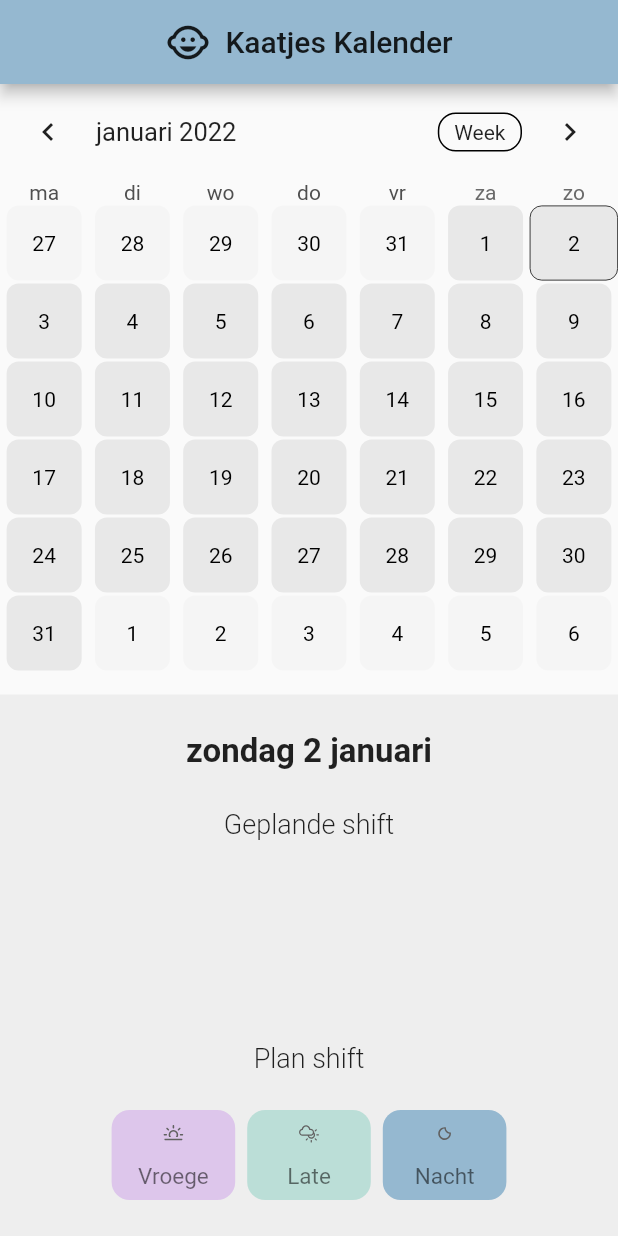
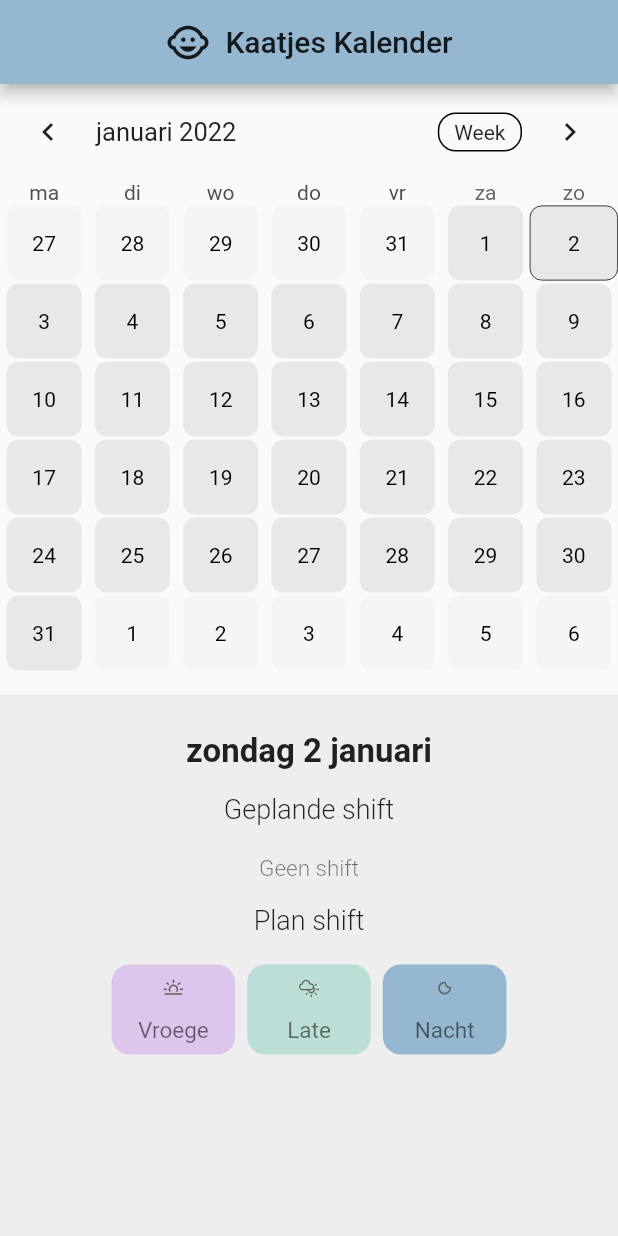
Before and after one commit to TNelen/shift-tracker, a Flutter app: the screen it shows after launch, on a phone screen of 412 x 824 dp. Run offline on Flutter 3.47's test engine with Material 2 defaults, Android fonts, the phone set to English and light mode, and no system bars; drawn by our look-alikes of table_calendar; our stand-ins replace shared_preferences, weather_icons.

Commit message:
added future builder and enhanced layout

```diff
--- a/shifts/lib/main.dart
+++ b/shifts/lib/main.dart
@@ -44,22 +44,20 @@ class _MyHomePageState extends State<MyHomePage> {
   Eventloader eventLoader = Eventloader();
   late final ValueNotifier<List<Event>> _selectedEvents;
 
+  late Future<bool> isEventloaderInitialized;
+
   List<Event> _getEventsForDay(DateTime day) {
     return eventLoader.loadEventForDay(day);
   }
 
-  void loadAllEvents() async {
-    eventLoader.init();
-    eventLoader.loadAllEvents();
-    setState(() {});
-  }
-
   @override
   void initState() {
+    super.initState();
+
     _selectedEvents = ValueNotifier(_getEventsForDay(_focusedDay));
     initializeDateFormatting('nl_BE', null);
-    loadAllEvents();
-    super.initState();
+
+    isEventloaderInitialized = eventLoader.init();
   }
 
   @override
@@ -99,7 +97,12 @@ class _MyHomePageState extends State<MyHomePage> {
                 ),
               ],
             )),
-      body: Column(children: [
+        body: FutureBuilder<bool>(
+            future: isEventloaderInitialized,
+            builder: (BuildContext context, AsyncSnapshot<bool> snapshot) {
+              if (snapshot.connectionState == ConnectionState.done &&
+                  snapshot.hasData) {
+                return Column(children: [
                   TableCalendar(
                     locale: 'nl_BE',
                     firstDay: kFirstDay,
@@ -157,7 +160,8 @@ class _MyHomePageState extends State<MyHomePage> {
                             height: 50,
                             decoration: BoxDecoration(
                                 borderRadius: BorderRadius.circular(8.0),
-                      border: Border.all(width: 0.5, color: Colors.black),
+                                border:
+                                    Border.all(width: 0.5, color: Colors.black),
                                 color: Colors.grey.withOpacity(0.2)),
                             child: Center(
                               child: Text(
@@ -243,12 +247,14 @@ class _MyHomePageState extends State<MyHomePage> {
                   Expanded(
                       child: Container(
                     color: Colors.grey.shade200,
-          child: Column(
+                    child: ListView(
+                      shrinkWrap: true,
                       children: [
                         SizedBox(
                           height: 25,
                         ),
-              _selectedDay != null
+                        Center(
+                          child: _selectedDay != null
                               ? Text(
                                   DateFormat.MMMMEEEEd("nl_BE")
 
@@ -269,55 +275,66 @@ class _MyHomePageState extends State<MyHomePage> {
                                       fontSize: 22,
                                       fontWeight: FontWeight.w600),
                                 ),
+                        ),
                         SizedBox(
-                height: 25,
+                          height: 15,
                         ),
-              Text(
+                        Center(
+                          child: Text(
                             "Geplande shift",
                             style: TextStyle(
                                 color: Colors.black87,
                                 fontSize: 18,
                                 fontWeight: FontWeight.w300),
                           ),
+                        ),
                         SizedBox(
                           height: 20,
                         ),
-              Container(
-                height: 100,
+                        Center(
                           child: ValueListenableBuilder<List<Event>>(
                             valueListenable: _selectedEvents,
                             builder: (context, events, _) {
-                    return ListView.builder(
-                      itemCount: events.length,
-                      itemBuilder: (context, index) {
-                        ShiftType type = events[index].shift;
-                        return ShiftEvent(type);
-                      },
+                              if (events.length != 0) {
+                                return ShiftEvent(events[0].shift);
+                              } else {
+                                return Text(
+                                  "Geen shift",
+                                  style: TextStyle(
+                                      color: Colors.black54,
+                                      fontSize: 15,
+                                      fontWeight: FontWeight.w300),
                                 );
+                              }
                             },
                           ),
                         ),
                         SizedBox(
                           height: 15,
                         ),
-              Text(
+                        Center(
+                          child: Text(
                             "Plan shift",
                             style: TextStyle(
                                 color: Colors.black87,
                                 fontSize: 18,
                                 fontWeight: FontWeight.w300),
                           ),
+                        ),
                         SizedBox(
-                height: 20,
+                          height: 15,
                         ),
-              Row(
+                        Center(
+                          child: Row(
                             mainAxisAlignment: MainAxisAlignment.center,
                             children: [
                               InkWell(
                                 onTap: () {
                                   eventLoader.addEvent(
-                          _selectedDay ?? _focusedDay, ShiftType.VROEGE);
-                      _selectedEvents.value = _getEventsForDay(_focusedDay);
+                                      _selectedDay ?? _focusedDay,
+                                      ShiftType.VROEGE);
+                                  _selectedEvents.value =
+                                      _getEventsForDay(_focusedDay);
                                   setState(() {});
                                 },
                                 child: ShiftButton(ShiftType.VROEGE),
@@ -325,8 +342,10 @@ class _MyHomePageState extends State<MyHomePage> {
                               InkWell(
                                 onTap: () {
                                   eventLoader.addEvent(
-                          _selectedDay ?? _focusedDay, ShiftType.LATE);
-                      _selectedEvents.value = _getEventsForDay(_focusedDay);
+                                      _selectedDay ?? _focusedDay,
+                                      ShiftType.LATE);
+                                  _selectedEvents.value =
+                                      _getEventsForDay(_focusedDay);
                                   setState(() {});
                                 },
                                 child: ShiftButton(ShiftType.LATE),
@@ -334,13 +353,16 @@ class _MyHomePageState extends State<MyHomePage> {
                               InkWell(
                                 onTap: () {
                                   eventLoader.addEvent(
-                          _selectedDay ?? _focusedDay, ShiftType.NACHT);
-                      _selectedEvents.value = _getEventsForDay(_focusedDay);
+                                      _selectedDay ?? _focusedDay,
+                                      ShiftType.NACHT);
+                                  _selectedEvents.value =
+                                      _getEventsForDay(_focusedDay);
                                   setState(() {});
                                 },
                                 child: ShiftButton(ShiftType.NACHT),
                               ),
                             ],
+                          ),
                         ),
                         SizedBox(
                           height: 50,
@@ -348,7 +370,25 @@ class _MyHomePageState extends State<MyHomePage> {
                       ],
                     ),
                   )),
-      ]),
+                ]);
+              } else if (snapshot.connectionState == ConnectionState.done &&
+                  snapshot.hasError) {
+                return Padding(
+                  padding: const EdgeInsets.only(top: 30),
+                  child: Text(
+                    'Error: ${snapshot.error}',
+                    style: TextStyle(fontSize: 20),
+                  ),
+                );
+              } else {
+                return SizedBox(
+                  child: CircularProgressIndicator(
+                    backgroundColor: Colors.red,
+                  ),
+                  width: 80,
+                  height: 80,
                 );
               }
+            }));
   }
+}
--- a/shifts/lib/util/eventLoader.dart
+++ b/shifts/lib/util/eventLoader.dart
@@ -9,9 +9,13 @@ class Eventloader {
   late LinkedHashMap<DateTime, List<Event>> events = LinkedHashMap();
   late SharedPreferences _prefs;
 
-  void init() async {
+
+  Future<bool> init() async {
+    bool ready = false;
     _prefs = await SharedPreferences.getInstance();
-    loadAllEvents();
+    await loadAllEvents();
+    ready = true;
+    return ready;
   }
 
   Future<LinkedHashMap<DateTime, List<Event>>> loadAllEvents() async {
@@ -19,11 +23,11 @@ class Eventloader {
     LinkedHashMap<DateTime, List<Event>> eventMap = LinkedHashMap();
     eventDates = _prefs.getKeys();
     print("LoadAllEvents");
-    print("EventDates: ${eventDates}");
+    print("EventDates: $eventDates");
 
     for (String date in eventDates) {
       String? event = _prefs.getString(date);
-      print("Event loaded: ${event}");
+      print("Event loaded: $event");
       if (event != null) {
         eventMap.putIfAbsent(
             DateTime.parse(date), () => [Event(getShiftTypeFromString(event))]);
```
Also changed, not shown: shifts/pubspec.lock. Lines whose indentation alone changed are shown as unchanged.
